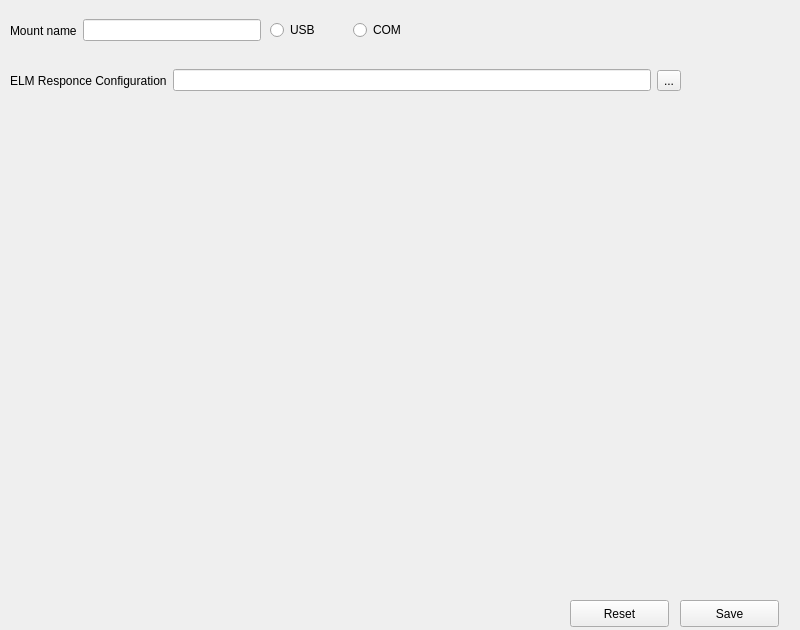
First picture: the form in OBDCU/src/View/emulationwidget.ui, repository z1230601/BAKK_Prodanovic_Zaric_OBD, before the edit.
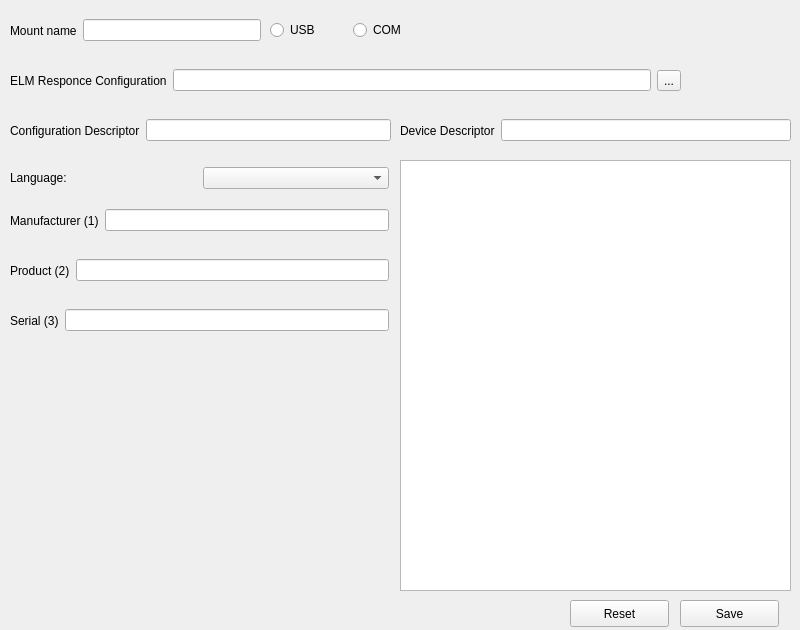
Second picture: the form after the edit.

Commit message: init emulation screen

Diff of the .ui file:
```diff
--- a/OBDCU/src/View/emulationwidget.ui
+++ b/OBDCU/src/View/emulationwidget.ui
@@ -127,6 +127,162 @@
     </item>
    </layout>
   </widget>
+  <widget class="QWidget" name="horizontalLayoutWidget_4">
+   <property name="geometry">
+    <rect>
+     <x>10</x>
+     <y>110</y>
+     <width>381</width>
+     <height>41</height>
+    </rect>
+   </property>
+   <layout class="QHBoxLayout" name="horizontalLayout_4">
+    <item>
+     <widget class="QLabel" name="label_3">
+      <property name="text">
+       <string>Configuration Descriptor</string>
+      </property>
+     </widget>
+    </item>
+    <item>
+     <widget class="QLineEdit" name="lineEdit"/>
+    </item>
+   </layout>
+  </widget>
+  <widget class="QWidget" name="horizontalLayoutWidget_5">
+   <property name="geometry">
+    <rect>
+     <x>400</x>
+     <y>110</y>
+     <width>391</width>
+     <height>41</height>
+    </rect>
+   </property>
+   <layout class="QHBoxLayout" name="horizontalLayout_5">
+    <item>
+     <widget class="QLabel" name="label_4">
+      <property name="text">
+       <string>Device Descriptor</string>
+      </property>
+     </widget>
+    </item>
+    <item>
+     <widget class="QLineEdit" name="lineEdit_2"/>
+    </item>
+   </layout>
+  </widget>
+  <widget class="QWidget" name="horizontalLayoutWidget_6">
+   <property name="geometry">
+    <rect>
+     <x>10</x>
+     <y>160</y>
+     <width>379</width>
+     <height>36</height>
+    </rect>
+   </property>
+   <layout class="QHBoxLayout" name="horizontalLayout_6">
+    <item>
+     <widget class="QLabel" name="label_5">
+      <property name="text">
+       <string>Language:</string>
+      </property>
+     </widget>
+    </item>
+    <item>
+     <widget class="QComboBox" name="comboBox"/>
+    </item>
+   </layout>
+  </widget>
+  <widget class="QWidget" name="horizontalLayoutWidget_7">
+   <property name="geometry">
+    <rect>
+     <x>10</x>
+     <y>200</y>
+     <width>379</width>
+     <height>41</height>
+    </rect>
+   </property>
+   <layout class="QHBoxLayout" name="horizontalLayout_7">
+    <item>
+     <widget class="QLabel" name="label_6">
+      <property name="text">
+       <string>Manufacturer (1)</string>
+      </property>
+     </widget>
+    </item>
+    <item>
+     <widget class="QLineEdit" name="lineEdit_3"/>
+    </item>
+   </layout>
+  </widget>
+  <widget class="QWidget" name="horizontalLayoutWidget_9">
+   <property name="geometry">
+    <rect>
+     <x>10</x>
+     <y>300</y>
+     <width>379</width>
+     <height>41</height>
+    </rect>
+   </property>
+   <layout class="QHBoxLayout" name="horizontalLayout_9">
+    <item>
+     <widget class="QLabel" name="label_8">
+      <property name="text">
+       <string>Serial (3)</string>
+      </property>
+     </widget>
+    </item>
+    <item>
+     <widget class="QLineEdit" name="lineEdit_5"/>
+    </item>
+   </layout>
+  </widget>
+  <widget class="QWidget" name="horizontalLayoutWidget_8">
+   <property name="geometry">
+    <rect>
+     <x>10</x>
+     <y>250</y>
+     <width>379</width>
+     <height>41</height>
+    </rect>
+   </property>
+   <layout class="QHBoxLayout" name="horizontalLayout_8">
+    <item>
+     <widget class="QLabel" name="label_7">
+      <property name="text">
+       <string>Product (2)</string>
+      </property>
+     </widget>
+    </item>
+    <item>
+     <widget class="QLineEdit" name="lineEdit_4"/>
+    </item>
+   </layout>
+  </widget>
+  <widget class="QTextBrowser" name="textBrowser">
+   <property name="geometry">
+    <rect>
+     <x>400</x>
+     <y>160</y>
+     <width>391</width>
+     <height>431</height>
+    </rect>
+   </property>
+  </widget>
+  <zorder>saveBtn</zorder>
+  <zorder>resetBtn</zorder>
+  <zorder>horizontalLayoutWidget</zorder>
+  <zorder>horizontalLayoutWidget_2</zorder>
+  <zorder>horizontalLayoutWidget_3</zorder>
+  <zorder>horizontalLayoutWidget_4</zorder>
+  <zorder>horizontalLayoutWidget_5</zorder>
+  <zorder>label_3</zorder>
+  <zorder>horizontalLayoutWidget_6</zorder>
+  <zorder>horizontalLayoutWidget_6</zorder>
+  <zorder>horizontalLayoutWidget_7</zorder>
+  <zorder>horizontalLayoutWidget_9</zorder>
+  <zorder>horizontalLayoutWidget_8</zorder>
+  <zorder>textBrowser</zorder>
  </widget>
  <resources/>
  <connections/>
```
The commit also changes 1 other file.
